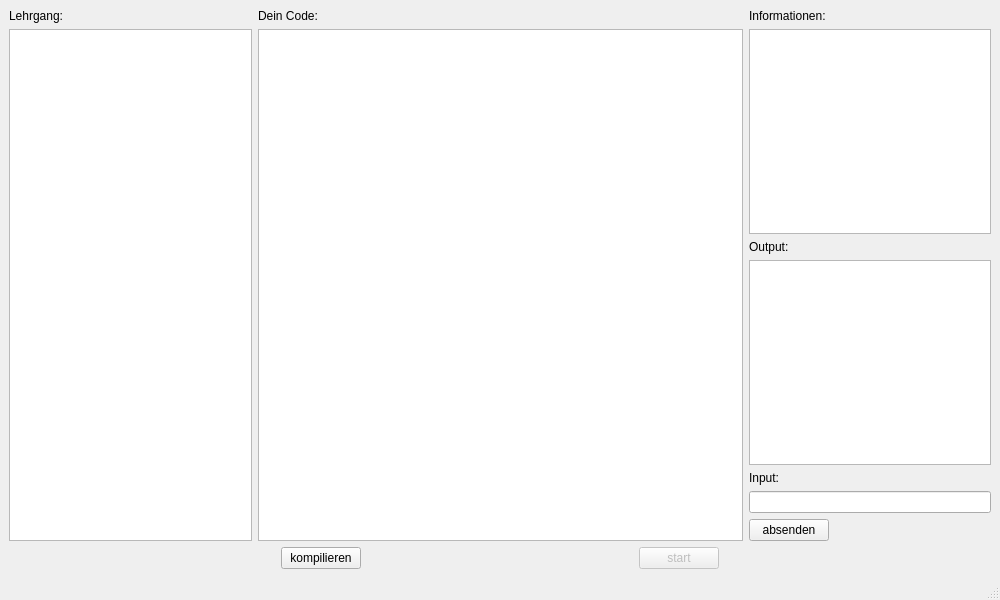
First picture: the form in learn_java/view/gui.ui, repository amgoebel/masterthesis-learn_java, before the edit.
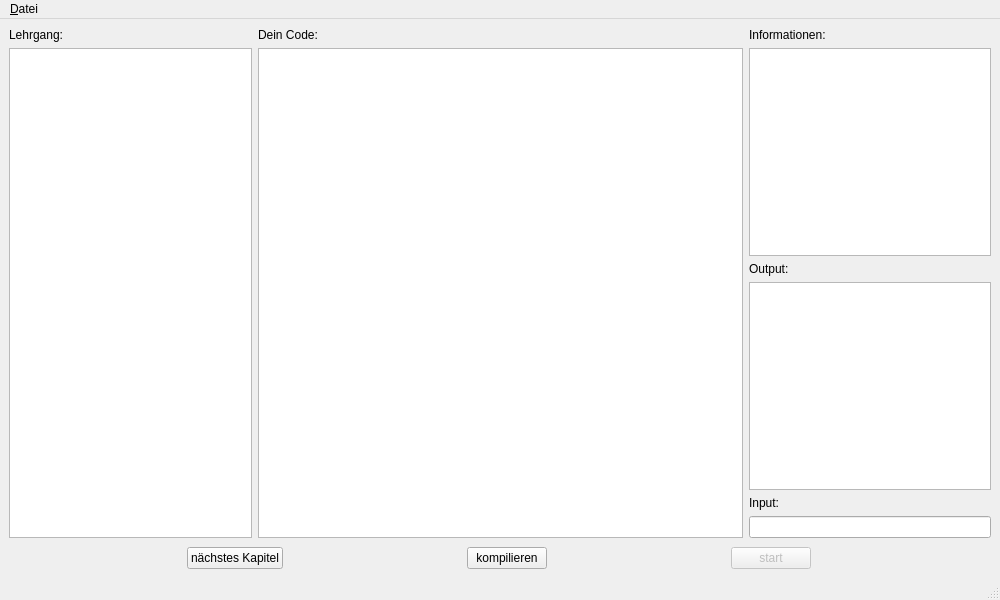
Second picture: the form after the edit.

Commit message: added possibility to choose chapter

```diff
--- a/learn_java/view/gui.ui
+++ b/learn_java/view/gui.ui
@@ -81,31 +81,34 @@
         <item>
          <widget class="QLineEdit" name="lE_input"/>
         </item>
-        <item>
-         <widget class="QPushButton" name="pB_send">
-          <property name="sizePolicy">
-           <sizepolicy hsizetype="Fixed" vsizetype="Fixed">
-            <horstretch>0</horstretch>
-            <verstretch>0</verstretch>
-           </sizepolicy>
-          </property>
-          <property name="text">
-           <string>absenden</string>
-          </property>
-         </widget>
-        </item>
        </layout>
       </item>
      </layout>
     </item>
     <item>
-     <layout class="QHBoxLayout" name="hL_buttons" stretch="0,0">
+     <layout class="QHBoxLayout" name="hL_buttons" stretch="0,0,0">
+      <property name="spacing">
+       <number>6</number>
+      </property>
       <property name="leftMargin">
        <number>0</number>
       </property>
       <property name="topMargin">
-       <number>0</number>
+       <number>3</number>
       </property>
+      <item>
+       <widget class="QPushButton" name="pB_next_Chapter">
+        <property name="sizePolicy">
+         <sizepolicy hsizetype="Fixed" vsizetype="Fixed">
+          <horstretch>0</horstretch>
+          <verstretch>0</verstretch>
+         </sizepolicy>
+        </property>
+        <property name="text">
+         <string>nächstes Kapitel</string>
+        </property>
+       </widget>
+      </item>
       <item>
        <widget class="QPushButton" name="pB_compile">
         <property name="sizePolicy">
@@ -151,6 +154,14 @@
      <height>30</height>
     </rect>
    </property>
+   <widget class="QMenu" name="menu_Datei">
+    <property name="title">
+     <string>&amp;Datei</string>
+    </property>
+    <addaction name="action_Kapitelwahl"/>
+    <addaction name="action_Beenden"/>
+   </widget>
+   <addaction name="menu_Datei"/>
   </widget>
   <widget class="QStatusBar" name="statusbar"/>
  </widget>
```
Left out of the diff: 10 changed lines with no effect on the pictures. The commit also changes 7 other files.
